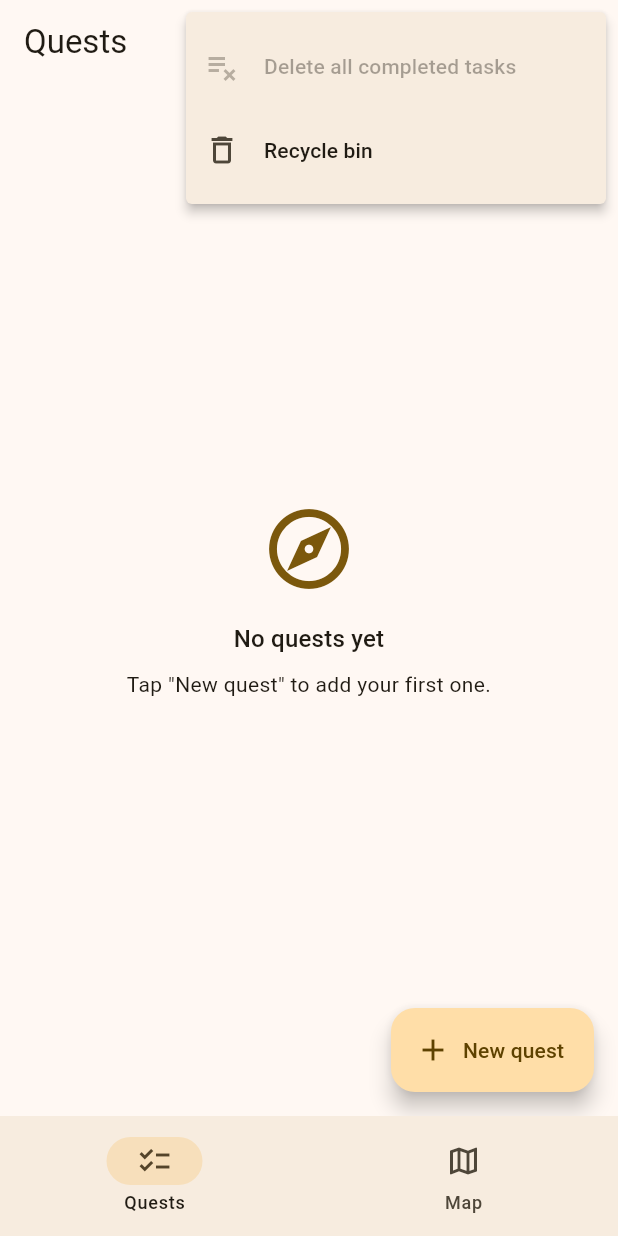
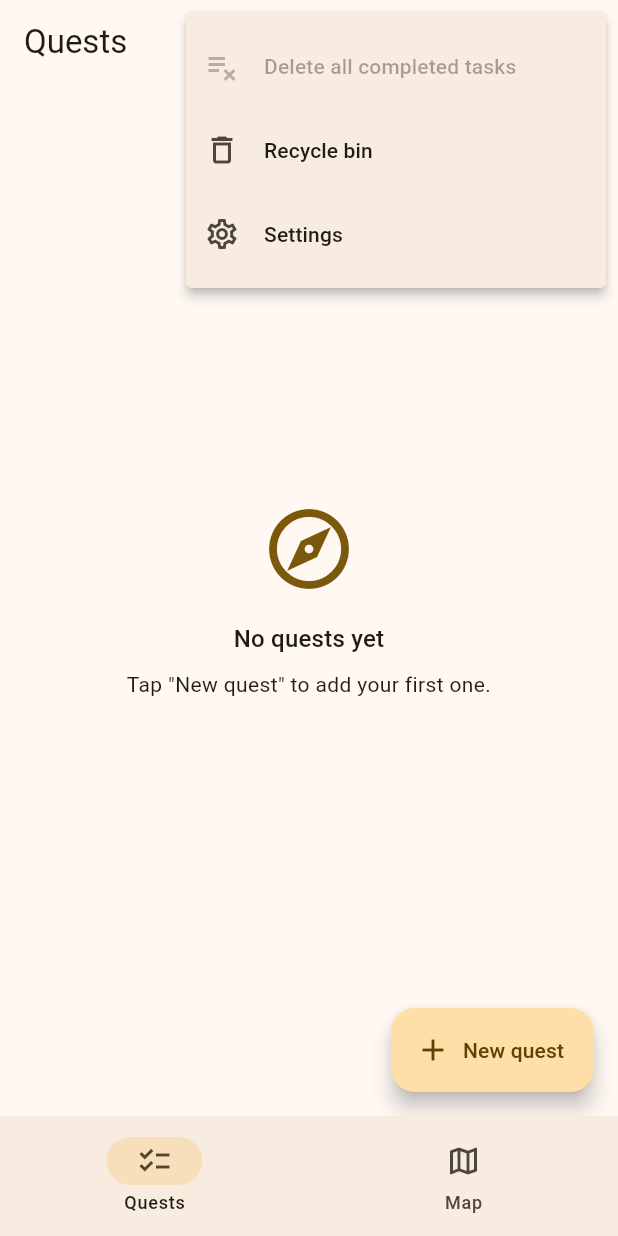
Before and after one commit to YEEET214/questmark, a Flutter app: the screen it shows after launch, after a tap on the "more vert" icon, on a phone screen of 412 x 824 dp. Run offline on Flutter 3.47's test engine with Material 3 defaults, Android fonts, the phone set to English and light mode, and no system bars; our stand-ins replace flutter_map, geolocator, latlong2, sqflite; missing offline and left inert: flutter_map_vector_tiles; accounts and stored records are empty.

Commit message:
feat(settings): Settings page with dark mode and high contrast mode
Phase 9a of docs/PLAN.md (R19, D28). User decisions: no change to how the
map looks; a Settings page from a gear item in the Quests "⋮" menu, below
"Recycle bin", with dark mode and a high contrast mode.

What
- SettingsPage (lib/ui/settings): Theme as radio buttons (System
  default / Light / Dark mode) and a "High contrast mode" switch. Changes
  apply at once and are saved.
- "Settings" (gear icon) added to the Quests "⋮" menu, below
  "Recycle bin".
- SettingsController (lib/state) above MaterialApp: themeMode, theme,
  darkTheme, and highContrastTheme / highContrastDarkTheme (on iOS the
  phone's "Increase Contrast" switches it on too).
- SqfliteSettingsRepository (lib/data): a settings table (key -> text),
  schema v6. Loaded in main.dart before the first frame, so the theme
  never flashes; a broken read/write never stops the app.
- buildQuestTheme(highContrast: true): Material's highest contrast level
  for the gold-seeded colours (fromSeed contrastLevel 1.0), pure white /
  black background with opposite text, secondary text and outlines in the
  full text colour, thicker dividers. Map tiles and quest marker colours
  are not changed.

Testing (counts from the test runner)
- flutter analyze: no issues; flutter test: 610, all passing (25 new).
  - settings_repository_test (2, new), settings_controller_test (5, new):
    defaults, load, save, unknown values, a broken database.
  - theme_test (10, new): light and dark; high contrast 21:1 text,
    secondary text and outlines as strong as text, buttons at WCAG AAA
    (7:1); the normal theme at AA (4.5:1).
  - settings_page_test (3, new): choices shown, radios, switch.
  - home_shell_test now 15 (was 11): the gear item sits below Recycle
    bin, dark mode changes the whole app, high contrast at once, the
    phone's own high-contrast setting.
  - app_database_test now 15 (was 14): v5 -> v6 upgrade keeps tasks and
    adds an empty settings table.

Co-Authored-By: Claude Opus 5.5 <noreply@anthropic.com>

```diff
--- a/lib/app.dart
+++ b/lib/app.dart
@@ -10,6 +10,7 @@ import 'state/location_controller.dart';
 import 'state/map_focus_controller.dart';
 import 'state/navigation_controller.dart';
 import 'state/offline_maps_controller.dart';
+import 'state/settings_controller.dart';
 import 'state/task_list_controller.dart';
 import 'state/task_list_view_controller.dart';
 import 'ui/home_shell.dart';
@@ -29,6 +30,7 @@ class QuestMarkApp extends StatelessWidget {
     required this.lastLocationRepository,
     required this.geocodingService,
     this.navigationController,
+    this.settings,
     this.offlineMaps,
     this.regionTiles,
     this._mapBaseLayer,
@@ -48,6 +50,10 @@ class QuestMarkApp extends StatelessWidget {
 
   /// Optional pre-built controller, mainly for tests.
   final NavigationController? navigationController;
+
+  /// Dark mode and high contrast (PLAN.md D28), loaded in main.dart before
+  /// the first frame. Tests may leave it out: the defaults, not saved.
+  final SettingsController? settings;
 
   /// Downloaded map regions (PLAN.md D26): the Offline maps screen and
   /// the "download your area?" card. Left out (null) in most tests, which
@@ -72,6 +78,9 @@ class QuestMarkApp extends StatelessWidget {
         // picker), so they draw the same map and tests can replace it.
         Provider<MapBaseLayer>.value(value: MapBaseLayer(mapBaseLayer)),
         Provider<GeocodingService>.value(value: geocodingService),
+        ChangeNotifierProvider<SettingsController>(
+          create: (_) => settings ?? SettingsController(),
+        ),
         ChangeNotifierProvider<NavigationController>(
           create: (_) => navigationController ?? NavigationController(),
         ),
@@ -96,12 +105,23 @@ class QuestMarkApp extends StatelessWidget {
         ),
       ],
       child: _ForegroundLocation(
-        child: MaterialApp(
-          title: 'QuestMark',
-          debugShowCheckedModeBanner: false,
-          theme: buildQuestTheme(Brightness.light),
-          darkTheme: buildQuestTheme(Brightness.dark),
-          home: HomeShell(mapBaseLayer: mapBaseLayer),
+        child: Consumer<SettingsController>(
+          builder: (context, s, _) => MaterialApp(
+            title: 'QuestMark',
+            debugShowCheckedModeBanner: false,
+            themeMode: s.themeMode.themeMode,
+            theme: buildQuestTheme(Brightness.light,
+                highContrast: s.highContrast),
+            darkTheme: buildQuestTheme(Brightness.dark,
+                highContrast: s.highContrast),
+            // Used when the phone's own high-contrast setting is on (iOS
+            // "Increase Contrast"; Android doesn't tell Flutter apps).
+            highContrastTheme:
+                buildQuestTheme(Brightness.light, highContrast: true),
+            highContrastDarkTheme:
+                buildQuestTheme(Brightness.dark, highContrast: true),
+            home: HomeShell(mapBaseLayer: mapBaseLayer),
+          ),
         ),
       ),
     );
--- /dev/null
+++ b/lib/data/settings_repository.dart
@@ -0,0 +1,36 @@
+import 'package:sqflite/sqflite.dart';
+
+/// The user's app settings, as text values by key (PLAN.md D28).
+abstract interface class SettingsRepository {
+  /// All saved settings.
+  Future<Map<String, String>> loadAll();
+
+  /// Saves (or replaces) one setting.
+  Future<void> save(String key, String value);
+}
+
+/// [SettingsRepository] in the app database's `settings` table (schema v6).
+class SqfliteSettingsRepository implements SettingsRepository {
+  SqfliteSettingsRepository(this._db);
+
+  final Database _db;
+
+  static const table = 'settings';
+  static const colKey = 'key';
+  static const colValue = 'value';
+
+  @override
+  Future<Map<String, String>> loadAll() async {
+    final rows = await _db.query(table);
+    return {
+      for (final r in rows) r[colKey]! as String: r[colValue]! as String,
+    };
+  }
+
+  @override
+  Future<void> save(String key, String value) => _db.insert(
+        table,
+        {colKey: key, colValue: value},
+        conflictAlgorithm: ConflictAlgorithm.replace,
+      );
+}
--- a/lib/main.dart
+++ b/lib/main.dart
@@ -5,6 +5,7 @@ import 'data/app_database.dart';
 import 'data/geocode_cache_repository.dart';
 import 'data/last_location_repository.dart';
 import 'data/offline_region_store.dart';
+import 'data/settings_repository.dart';
 import 'data/task_repository.dart';
 import 'services/caching_geocoding_service.dart';
 import 'services/geocoding_service.dart';
@@ -12,6 +13,7 @@ import 'services/location_service.dart';
 import 'services/region_downloader.dart';
 import 'services/tile_fetcher.dart';
 import 'state/offline_maps_controller.dart';
+import 'state/settings_controller.dart';
 
 Future<void> main() async {
   // Plugins (sqflite) can only be used after the binding is initialised.
@@ -20,6 +22,11 @@ Future<void> main() async {
   // Open the database once, before the first frame. It stays open for the
   // app's lifetime; the OS closes it when the process ends.
   final db = await AppDatabase.open();
+
+  // Dark mode and high contrast, before the first frame, so the app never
+  // shows the wrong theme for a moment (PLAN.md D28).
+  final settings = SettingsController(SqfliteSettingsRepository(db));
+  await settings.load();
 
   // Nominatim behind the SQLite cache: the same question is never sent
   // twice, and every request is rate limited (PLAN.md D6).
@@ -41,6 +48,7 @@ Future<void> main() async {
       locationService: const GeolocatorLocationService(),
       lastLocationRepository: SqfliteLastLocationRepository(db),
       geocodingService: geocoder,
+      settings: settings,
       offlineMaps: offlineMaps,
       regionTiles: regions,
     ),
--- /dev/null
+++ b/lib/state/settings_controller.dart
@@ -0,0 +1,78 @@
+import 'package:flutter/material.dart';
+
+import '../data/settings_repository.dart';
+
+/// Light or dark, or whatever the phone uses (PLAN.md D28).
+enum AppThemeMode {
+  system('System default'),
+  light('Light'),
+  dark('Dark');
+
+  const AppThemeMode(this.label);
+  final String label;
+
+  ThemeMode get themeMode => switch (this) {
+        AppThemeMode.system => ThemeMode.system,
+        AppThemeMode.light => ThemeMode.light,
+        AppThemeMode.dark => ThemeMode.dark,
+      };
+
+  static AppThemeMode fromName(String? name) =>
+      values.firstWhere((m) => m.name == name, orElse: () => system);
+}
+
+/// The app's appearance settings (Settings page, PLAN.md D28): dark mode
+/// and high contrast. Saved in SQLite, and loaded before the first frame
+/// (main.dart), so the app never flashes the wrong theme.
+class SettingsController extends ChangeNotifier {
+  /// [repository] null: the settings work but aren't saved (most tests).
+  SettingsController([this._repository]);
+
+  final SettingsRepository? _repository;
+
+  static const themeModeKey = 'theme_mode';
+  static const highContrastKey = 'high_contrast';
+
+  AppThemeMode _themeMode = AppThemeMode.system;
+  bool _highContrast = false;
+
+  AppThemeMode get themeMode => _themeMode;
+  bool get highContrast => _highContrast;
+
+  Future<void> load() async {
+    final repo = _repository;
+    if (repo == null) return;
+    try {
+      final saved = await repo.loadAll();
+      _themeMode = AppThemeMode.fromName(saved[themeModeKey]);
+      _highContrast = saved[highContrastKey] == 'true';
+      notifyListeners();
+    } catch (e) {
+      // The defaults are fine; the app must start regardless.
+      debugPrint('Settings could not be loaded: $e');
+    }
+  }
+
+  Future<void> setThemeMode(AppThemeMode mode) async {
+    if (mode == _themeMode) return;
+    _themeMode = mode;
+    notifyListeners();
+    await _save(themeModeKey, mode.name);
+  }
+
+  Future<void> setHighContrast(bool on) async {
+    if (on == _highContrast) return;
+    _highContrast = on;
+    notifyListeners();
+    await _save(highContrastKey, '$on');
+  }
+
+  Future<void> _save(String key, String value) async {
+    try {
+      await _repository?.save(key, value);
+    } catch (e) {
+      // The change still applies for this session.
+      debugPrint('Setting $key could not be saved: $e');
+    }
+  }
+}
--- a/lib/ui/tasks/task_list_page.dart
+++ b/lib/ui/tasks/task_list_page.dart
@@ -9,6 +9,7 @@ import '../../state/task_list_controller.dart';
 import '../../state/task_list_view_controller.dart';
 import '../common/undo_snack_bar.dart';
 import '../formatting.dart';
+import '../settings/settings_page.dart';
 import 'query_labels.dart';
 import 'task_actions.dart';
 import 'task_filter_sheet.dart';
@@ -344,10 +345,10 @@ class _DateFilterChips extends StatelessWidget {
   }
 }
 
-enum _MoreAction { deleteCompleted, recycleBin }
+enum _MoreAction { deleteCompleted, recycleBin, settings }
 
 /// The "⋮" menu: "Delete all completed tasks" (disabled when there are
-/// none) and "Recycle bin" (PLAN.md D18).
+/// none), "Recycle bin" (PLAN.md D18) and "Settings" (D28).
 class _MoreMenu extends StatelessWidget {
   const _MoreMenu({required this.hasCompleted});
 
@@ -361,6 +362,7 @@ class _MoreMenu extends StatelessWidget {
       onSelected: (action) => switch (action) {
         _MoreAction.deleteCompleted => deleteAllCompleted(context),
         _MoreAction.recycleBin => openRecycleBin(context),
+        _MoreAction.settings => SettingsPage.open(context),
       },
       itemBuilder: (_) => [
         PopupMenuItem(
@@ -378,6 +380,15 @@ class _MoreMenu extends StatelessWidget {
             contentPadding: EdgeInsets.zero,
             leading: Icon(Icons.delete_outline),
             title: Text('Recycle bin'),
+          ),
+        ),
+        const PopupMenuItem(
+          key: Key('settingsMenuItem'),
+          value: _MoreAction.settings,
+          child: ListTile(
+            contentPadding: EdgeInsets.zero,
+            leading: Icon(Icons.settings_outlined),
+            title: Text('Settings'),
           ),
         ),
       ],
--- a/lib/ui/theme.dart
+++ b/lib/ui/theme.dart
@@ -4,17 +4,37 @@ import 'package:flutter/material.dart';
 /// palette of the map markers.
 const Color questGold = Color(0xFFE0A526);
 
-/// Builds the app theme for the given [brightness].
+/// Builds the app theme for the given [brightness] (PLAN.md D28).
 ///
-/// This is Material 3 seeded from a single colour, which keeps the theme
-/// small for now. The game-style visual design is planned for the polish
-/// phase.
-ThemeData buildQuestTheme(Brightness brightness) {
+/// Material 3, seeded from [questGold].
+///
+/// [highContrast] (the Settings switch, or on iOS the phone's own
+/// "Increase Contrast" setting) uses Material's highest contrast level for
+/// the generated colours. On top of that, secondary text and outlines get
+/// the full text
+/// colour, and the background is pure white (light) or pure black (dark),
+/// so every label and edge stands out. The map tiles are not changed.
+ThemeData buildQuestTheme(Brightness brightness, {bool highContrast = false}) {
+  var scheme = ColorScheme.fromSeed(
+    seedColor: questGold,
+    brightness: brightness,
+    contrastLevel: highContrast ? 1.0 : 0.0,
+  );
+  if (highContrast) {
+    final dark = brightness == Brightness.dark;
+    scheme = scheme.copyWith(
+      surface: dark ? Colors.black : Colors.white,
+      onSurface: dark ? Colors.white : Colors.black,
+      onSurfaceVariant: dark ? Colors.white : Colors.black,
+      outline: dark ? Colors.white : Colors.black,
+      outlineVariant: dark ? Colors.white70 : Colors.black87,
+    );
+  }
   return ThemeData(
     useMaterial3: true,
-    colorScheme: ColorScheme.fromSeed(
-      seedColor: questGold,
-      brightness: brightness,
-    ),
+    colorScheme: scheme,
+    dividerTheme: highContrast
+        ? DividerThemeData(color: scheme.outline, thickness: 1.5)
+        : null,
   );
 }
```
Also changed, not shown: lib/data/app_database.dart (+12 -0 lines), lib/ui/settings/settings_page.dart (added, +65 -0 lines), 6 other files.
